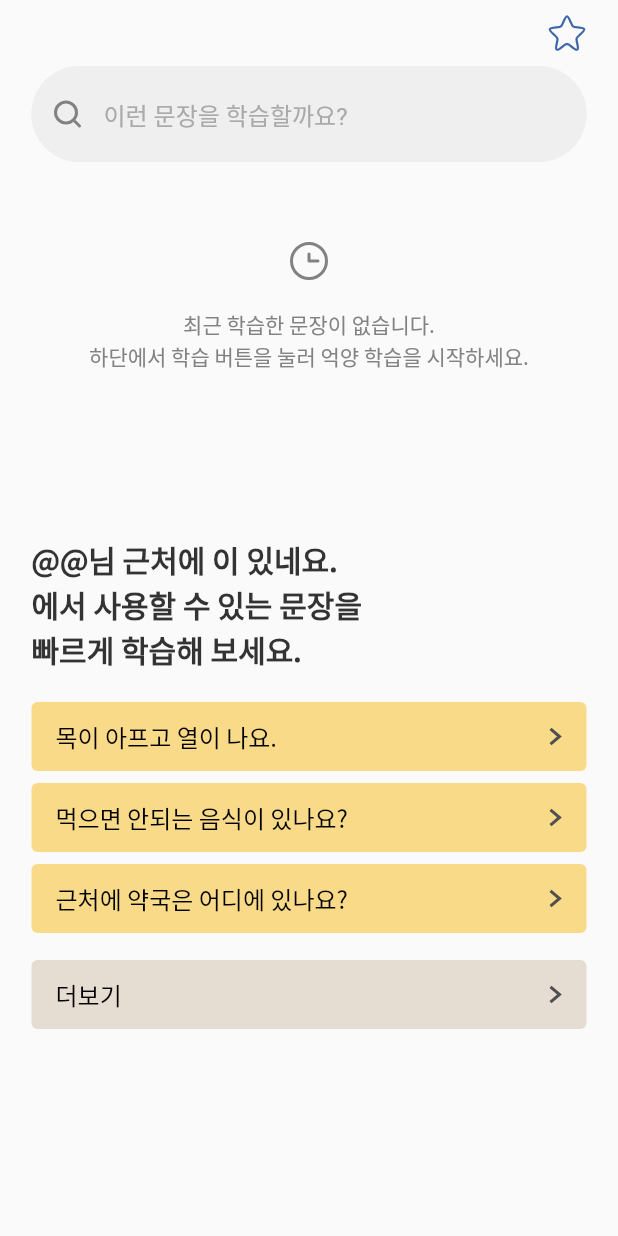
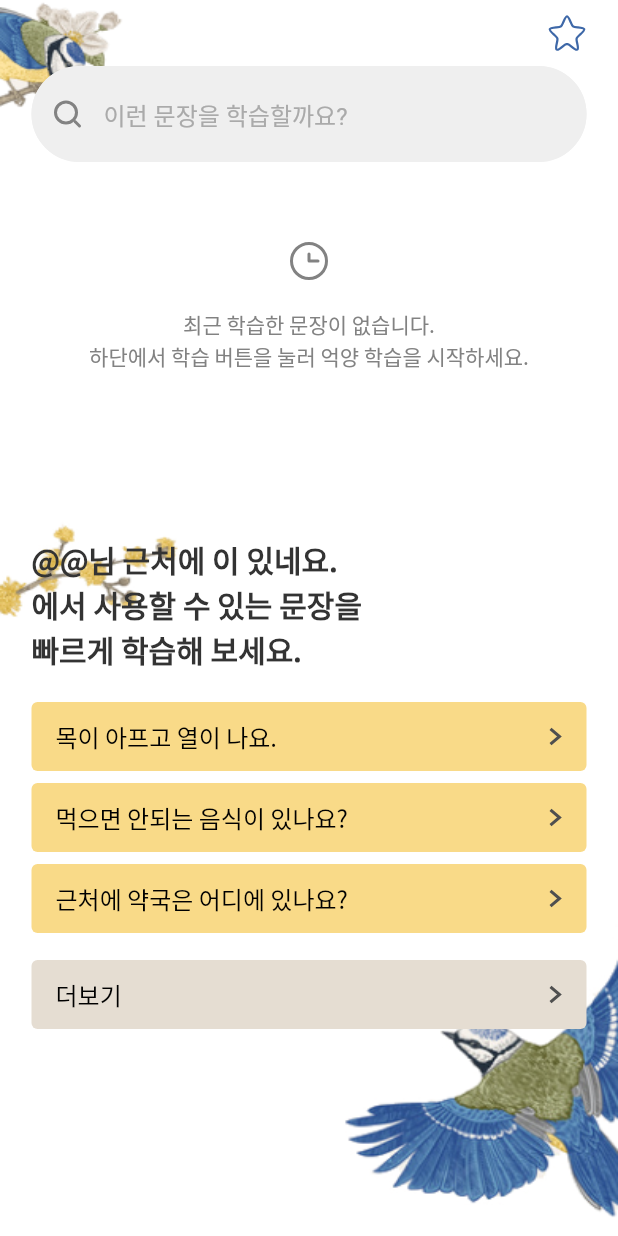
Before and after one commit to YeonJeans/Saera-Flutter, a Flutter app: the HomePage screen opened directly, on a phone screen of 412 x 824 dp. Run offline on Flutter 3.47's test engine with Material 2 defaults, Android fonts, the phone set to English and light mode, and no system bars; our stand-ins replace flutter_svg.

Commit message:
[Design/#2] Add background image and Apply keyboard close when onTap

```diff
--- a/lib/home/presentation/home_screen.dart
+++ b/lib/home/presentation/home_screen.dart
@@ -66,7 +66,7 @@ class _HomePageState extends State<HomePage> {
       children: [
         Row(
           crossAxisAlignment: CrossAxisAlignment.center,
-          children: [
+          children: <Widget>[
             Flexible(
                 child: TextField(
                   controller: _textEditingController,
@@ -153,10 +153,22 @@ class _HomePageState extends State<HomePage> {
     );
 
     return SafeArea(
-      child:Scaffold(
-        body: ListView(
+      child: Scaffold(
+        backgroundColor: Colors.transparent,
+        resizeToAvoidBottomInset: false,
+        body: GestureDetector(
+          onTap: () => FocusScope.of(context).unfocus(),
+          child: Container(
+            decoration: const BoxDecoration(
+              image: DecorationImage(
+                alignment: Alignment.center,
+                image: AssetImage('assets/images/home_bg.png'),
+                fit: BoxFit.fill
+              ),
+            ),
+            child: ListView(
               padding: const EdgeInsets.symmetric(horizontal: 21),
-          children: [
+              children: <Widget>[
                 appBarSection,
                 searchSection,
                 recentlyLearnedSection,
@@ -165,6 +177,8 @@ class _HomePageState extends State<HomePage> {
               ],
             ),
           ),
+        ),
+      ),
     );
   }
 }
```
Lines whose indentation alone changed are shown as unchanged.
